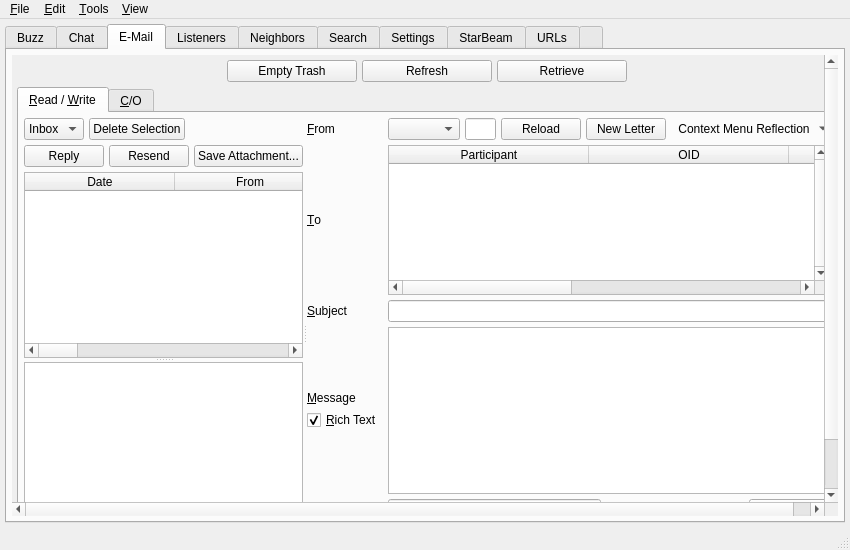
Above: branches/trunk/UI/spot-on-controlcenter.ui from textbrowser/spot-on before the change. Below: the same form after it.
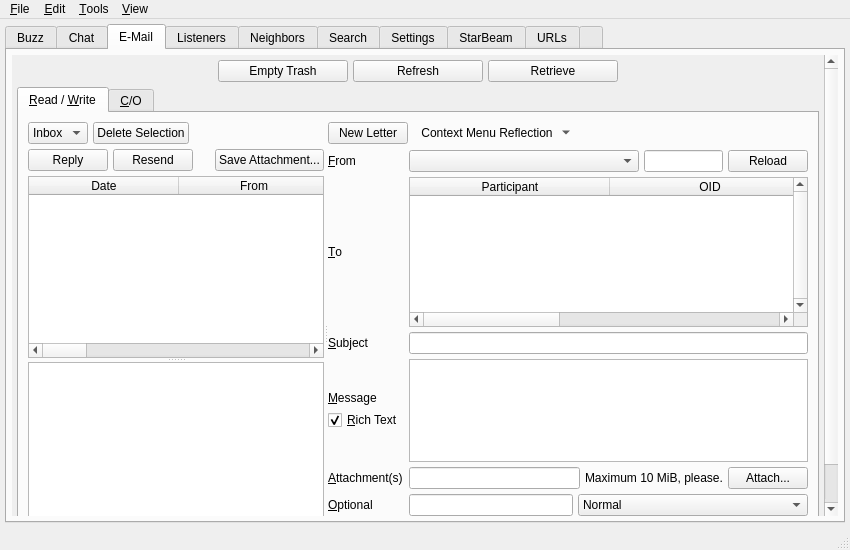
That is the form after the change. The open tabs and pages were chosen to show the change. Icons and pictures are not drawn. Custom widgets are drawn as their Qt base class.

Commit message: Moved e-mail widgets.

What changed in the file:
```diff
--- a/branches/trunk/UI/spot-on-controlcenter.ui
+++ b/branches/trunk/UI/spot-on-controlcenter.ui
@@ -893,8 +893,8 @@
            <property name="geometry">
             <rect>
              <x>0</x>
-             <y>0</y>
-             <width>962</width>
+             <y>-134</y>
+             <width>812</width>
              <height>582</height>
             </rect>
            </property>
@@ -1001,22 +1001,7 @@
                <attribute name="title">
                 <string>&amp;Read / &amp;Write</string>
                </attribute>
-               <layout class="QVBoxLayout" name="verticalLayout_29">
-                <property name="spacing">
-                 <number>5</number>
-                </property>
-                <property name="leftMargin">
-                 <number>5</number>
-                </property>
-                <property name="topMargin">
-                 <number>5</number>
-                </property>
-                <property name="rightMargin">
-                 <number>5</number>
-                </property>
-                <property name="bottomMargin">
-                 <number>5</number>
-                </property>
+               <layout class="QHBoxLayout" name="horizontalLayout_24">
                 <item>
                  <widget class="QSplitter" name="emailSplitter">
                   <property name="orientation">
@@ -1217,103 +1202,368 @@
                     </item>
                    </layout>
                   </widget>
-                  <widget class="QWidget" name="gridLayoutWidget">
-                   <layout class="QGridLayout" name="gridLayout_4">
-                    <property name="spacing">
-                     <number>5</number>
-                    </property>
-                    <item row="5" column="0">
-                     <widget class="QLabel" name="label_6">
-                      <property name="text">
-                       <string>&amp;Optional</string>
-                      </property>
-                      <property name="margin">
-                       <number>7</number>
-                      </property>
-                      <property name="buddy">
-                       <cstring>goldbug</cstring>
-                      </property>
-                     </widget>
-                    </item>
-                    <item row="3" column="1">
-                     <widget class="QTextEdit" name="outgoingMessage">
-                      <property name="tabChangesFocus">
-                       <bool>true</bool>
-                      </property>
-                      <property name="textInteractionFlags">
-                       <set>Qt::TextEditorInteraction</set>
-                      </property>
-                     </widget>
-                    </item>
-                    <item row="4" column="1">
-                     <layout class="QHBoxLayout" name="horizontalLayout_51">
-                      <property name="spacing">
-                       <number>5</number>
-                      </property>
+                  <widget class="QWidget" name="">
+                   <layout class="QVBoxLayout" name="verticalLayout_29">
+                    <item>
+                     <layout class="QHBoxLayout" name="horizontalLayout_20">
                       <item>
-                       <widget class="QLineEdit" name="attachment"/>
-                      </item>
-                      <item>
-                       <widget class="QLabel" name="label_95">
+                       <widget class="QPushButton" name="clearOutgoing">
                         <property name="text">
-                         <string>Maximum 10 MiB, please.</string>
+                         <string>New Letter</string>
                         </property>
                        </widget>
                       </item>
                       <item>
-                       <widget class="QPushButton" name="selectAttachment">
-                        <property name="text">
-                         <string>Attach...</string>
-                        </property>
-                       </widget>
-                      </item>
-                     </layout>
-                    </item>
-                    <item row="5" column="1">
-                     <layout class="QHBoxLayout" name="horizontalLayout_31">
-                      <property name="spacing">
-                       <number>5</number>
-                      </property>
-                      <item>
-                       <widget class="QLineEdit" name="goldbug">
+                       <widget class="QToolButton" name="emailWriteActionMenu">
                         <property name="toolTip">
-                         <string>&lt;html&gt;&lt;head/&gt;&lt;body&gt;&lt;p&gt;Bundle the e-mail components in an additional layer of AES-256 encryption and SHA-512 authentication. Do remember to notify all recipients of the Gold Bug.&lt;/p&gt;&lt;/body&gt;&lt;/html&gt;</string>
+                         <string>Context Menu</string>
+                        </property>
+                        <property name="text">
+                         <string>Context Menu Reflection</string>
+                        </property>
+                        <property name="icon">
+                         <iconset resource="../Icons/icons.qrc">
+                          <normaloff>:/generic/menu.png</normaloff>:/generic/menu.png</iconset>
+                        </property>
+                        <property name="popupMode">
+                         <enum>QToolButton::MenuButtonPopup</enum>
+                        </property>
+                        <property name="autoRaise">
+                         <bool>true</bool>
                         </property>
                        </widget>
                       </item>
                       <item>
-                       <widget class="QComboBox" name="email_fs_gb">
-                        <property name="currentIndex">
-                         <number>2</number>
+                       <spacer name="horizontalSpacer_3">
+                        <property name="orientation">
+                         <enum>Qt::Horizontal</enum>
                         </property>
-                        <property name="sizeAdjustPolicy">
-                         <enum>QComboBox::AdjustToContents</enum>
+                        <property name="sizeHint" stdset="0">
+                         <size>
+                          <width>40</width>
+                          <height>20</height>
+                         </size>
                         </property>
-                        <property name="minimumContentsLength">
-                         <number>25</number>
+                       </spacer>
+                      </item>
+                     </layout>
+                    </item>
+                    <item>
+                     <layout class="QGridLayout" name="gridLayout_4">
+                      <property name="spacing">
+                       <number>5</number>
+                      </property>
+                      <item row="3" column="1">
+                       <widget class="QTextEdit" name="outgoingMessage">
+                        <property name="tabChangesFocus">
+                         <bool>true</bool>
                         </property>
+                        <property name="textInteractionFlags">
+                         <set>Qt::TextEditorInteraction</set>
+                        </property>
+                       </widget>
+                      </item>
+                      <item row="1" column="0">
+                       <widget class="QLabel" name="label_10">
+                        <property name="text">
+                         <string>&amp;To</string>
+                        </property>
+                        <property name="margin">
+                         <number>7</number>
+                        </property>
+                        <property name="buddy">
+                         <cstring>emailParticipants</cstring>
+                        </property>
+                       </widget>
+                      </item>
+                      <item row="3" column="0">
+                       <layout class="QVBoxLayout" name="verticalLayout_71">
+                        <property name="spacing">
+                         <number>5</number>
+                        </property>
                         <item>
-                         <property name="text">
-                          <string>Forward Secrecy</string>
-                         </property>
+                         <spacer name="verticalSpacer_7">
+                          <property name="orientation">
+                           <enum>Qt::Vertical</enum>
+                          </property>
+                          <property name="sizeHint" stdset="0">
+                           <size>
+                            <width>20</width>
+                            <height>40</height>
+                           </size>
+                          </property>
+                         </spacer>
                         </item>
                         <item>
-                         <property name="text">
-                          <string>Gold Bug</string>
-                         </property>
+                         <widget class="QLabel" name="label_4">
+                          <property name="text">
+                           <string>&amp;Message</string>
+                          </property>
+                          <property name="margin">
+                           <number>7</number>
+                          </property>
+                          <property name="buddy">
+                           <cstring>outgoingMessage</cstring>
+                          </property>
+                         </widget>
                         </item>
                         <item>
-                         <property name="text">
-                          <string>Normal</string>
-                         </property>
+                         <widget class="QCheckBox" name="richtext">
+                          <property name="text">
+                           <string>&amp;Rich Text</string>
+                          </property>
+                          <property name="checked">
+                           <bool>true</bool>
+                          </property>
+                         </widget>
                         </item>
                         <item>
-                         <property name="text">
-                          <string>Pure Forward Secrecy</string>
-                         </property>
+                         <spacer name="verticalSpacer_5">
+                          <property name="orientation">
+                           <enum>Qt::Vertical</enum>
+                          </property>
+                          <property name="sizeHint" stdset="0">
+                           <size>
+                            <width>20</width>
+                            <height>40</height>
+                           </size>
+                          </property>
+                         </spacer>
                         </item>
+                       </layout>
+                      </item>
+                      <item row="5" column="0">
+                       <widget class="QLabel" name="label_6">
+                        <property name="text">
+                         <string>&amp;Optional</string>
+                        </property>
+                        <property name="margin">
+                         <number>7</number>
+                        </property>
+                        <property name="buddy">
+                         <cstring>goldbug</cstring>
+                        </property>
                        </widget>
                       </item>
+                      <item row="5" column="1">
+                       <layout class="QHBoxLayout" name="horizontalLayout_31">
+                        <property name="spacing">
+                         <number>5</number>
+                        </property>
+                        <item>
+                         <widget class="QLineEdit" name="goldbug">
+                          <property name="toolTip">
+                           <string>&lt;html&gt;&lt;head/&gt;&lt;body&gt;&lt;p&gt;Bundle the e-mail components in an additional layer of AES-256 encryption and SHA-512 authentication. Do remember to notify all recipients of the Gold Bug.&lt;/p&gt;&lt;/body&gt;&lt;/html&gt;</string>
+                          </property>
+                         </widget>
+                        </item>
+                        <item>
+                         <widget class="QComboBox" name="email_fs_gb">
+                          <property name="currentIndex">
+                           <number>2</number>
+                          </property>
+                          <property name="sizeAdjustPolicy">
+                           <enum>QComboBox::AdjustToContents</enum>
+                          </property>
+                          <property name="minimumContentsLength">
+                           <number>25</number>
+                          </property>
+                          <item>
+                           <property name="text">
+                            <string>Forward Secrecy</string>
+                           </property>
+                          </item>
+                          <item>
+                           <property name="text">
+                            <string>Gold Bug</string>
+                           </property>
+                          </item>
+                          <item>
+                           <property name="text">
+                            <string>Normal</string>
+                           </property>
+                          </item>
+                          <item>
+                           <property name="text">
+                            <string>Pure Forward Secrecy</string>
+                           </property>
+                          </item>
+                         </widget>
+                        </item>
+                       </layout>
+                      </item>
+                      <item row="0" column="1">
+                       <layout class="QHBoxLayout" name="horizontalLayout_47">
+                        <property name="spacing">
+                         <number>5</number>
+                        </property>
+                        <item>
+                         <widget class="QComboBox" name="emailName">
+                          <property name="insertPolicy">
+                           <enum>QComboBox::InsertAtCurrent</enum>
+                          </property>
+                          <property name="sizeAdjustPolicy">
+                           <enum>QComboBox::AdjustToContents</enum>
+                          </property>
+                          <property name="minimumContentsLength">
+                           <number>25</number>
+                          </property>
+                         </widget>
+                        </item>
+                        <item>
+                         <widget class="QLineEdit" name="emailNameEditable"/>
+                        </item>
+                        <item>
+                         <widget class="QPushButton" name="reloadEmailNames">
+                          <property name="toolTip">
+                           <string>Populate the From widget with Poptastic accounts.</string>
+                          </property>
+                          <property name="text">
+                           <string>Reload</string>
+                          </property>
+                         </widget>
+                        </item>
+                       </layout>
+                      </item>
+                      <item row="2" column="1">
+                       <widget class="QLineEdit" name="outgoingSubject"/>
+                      </item>
+                      <item row="2" column="0">
+                       <widget class="QLabel" name="label_25">
+                        <property name="text">
+                         <string>&amp;Subject</string>
+                        </property>
+                        <property name="margin">
+                         <number>7</number>
+                        </property>
+                        <property name="buddy">
+                         <cstring>outgoingSubject</cstring>
+                        </property>
+                       </widget>
+                      </item>
+                      <item row="0" column="0">
+                       <widget class="QLabel" name="label_41">
+                        <property name="text">
+                         <string>&amp;From</string>
+                        </property>
+                        <property name="margin">
+                         <number>7</number>
+                        </property>
+                        <property name="buddy">
+                         <cstring>emailName</cstring>
+                        </property>
+                       </widget>
+                      </item>
+                      <item row="1" column="1">
+                       <layout class="QVBoxLayout" name="verticalLayout_70">
+                        <property name="spacing">
+                         <number>5</number>
+                        </property>
+                        <item>
+                         <widget class="QTableWidget" name="emailParticipants">
+                          <property name="sizePolicy">
+                           <sizepolicy hsizetype="Expanding" vsizetype="Minimum">
+                            <horstretch>0</horstretch>
+                            <verstretch>0</verstretch>
+                           </sizepolicy>
+                          </property>
+                          <property name="maximumSize">
+                           <size>
+                            <width>16777215</width>
+                            <height>150</height>
+                           </size>
+                          </property>
+                          <property name="verticalScrollBarPolicy">
+                           <enum>Qt::ScrollBarAlwaysOn</enum>
+                          </property>
+                          <property name="alternatingRowColors">
+                           <bool>true</bool>
+                          </property>
+                          <property name="selectionBehavior">
+                           <enum>QAbstractItemView::SelectRows</enum>
+                          </property>
+                          <property name="horizontalScrollMode">
+                           <enum>QAbstractItemView::ScrollPerPixel</enum>
+                          </property>
+                          <property name="sortingEnabled">
+                           <bool>true</bool>
+                          </property>
+                          <attribute name="horizontalHeaderDefaultSectionSize">
+                           <number>200</number>
+                          </attribute>
+                          <attribute name="horizontalHeaderStretchLastSection">
+                           <bool>true</bool>
+                          </attribute>
+                          <column>
+                           <property name="text">
+                            <string>Participant</string>
+                           </property>
+                          </column>
+                          <column>
+                           <property name="text">
+                            <string>OID</string>
+                           </property>
+                          </column>
+                          <column>
+                           <property name="text">
+                            <string>neighbor_oid</string>
+                           </property>
+                          </column>
+                          <column>
+                           <property name="text">
+                            <string>public_key_hash</string>
+                           </property>
+                          </column>
+                          <column>
+                           <property name="text">
+                            <string>Forward Secrecy Information</string>
+                           </property>
+                          </column>
+                         </widget>
+                        </item>
+                       </layout>
+                      </item>
+                      <item row="4" column="1">
+                       <layout class="QHBoxLayout" name="horizontalLayout_51">
+                        <property name="spacing">
+                         <number>5</number>
+                        </property>
+                        <item>
+                         <widget class="QLineEdit" name="attachment"/>
+                        </item>
+                        <item>
+                         <widget class="QLabel" name="label_95">
+                          <property name="text">
+                           <string>Maximum 10 MiB, please.</string>
+                          </property>
+                         </widget>
+                        </item>
+                        <item>
+                         <widget class="QPushButton" name="selectAttachment">
+                          <property name="text">
+                           <string>Attach...</string>
+                          </property>
+                         </widget>
+                        </item>
+                       </layout>
+                      </item>
+                      <item row="4" column="0">
+                       <widget class="QLabel" name="label_94">
+                        <property name="text">
+                         <string>&amp;Attachment(s)</string>
+                        </property>
+                        <property name="margin">
+                         <number>7</number>
+                        </property>
+                        <property name="buddy">
+                         <cstring>attachment</cstring>
+                        </property>
+                       </widget>
+                      </item>
+                     </layout>
+                    </item>
+                    <item>
+                     <layout class="QHBoxLayout" name="horizontalLayout_22">
                       <item>
                        <widget class="QCheckBox" name="saveCopy">
                         <property name="sizePolicy">
@@ -1337,245 +1587,21 @@
                         </property>
                        </widget>
                       </item>
-                     </layout>
-                    </item>
-                    <item row="1" column="0">
-                     <widget class="QLabel" name="label_10">
-                      <property name="text">
-                       <string>&amp;To</string>
-                      </property>
-                      <property name="margin">
-                       <number>7</number>
-                      </property>
-                      <property name="buddy">
-                       <cstring>emailParticipants</cstring>
-                      </property>
-                     </widget>
-                    </item>
-                    <item row="1" column="1">
-                     <layout class="QVBoxLayout" name="verticalLayout_70">
-                      <property name="spacing">
-                       <number>5</number>
-                      </property>
                       <item>
-                       <widget class="QTableWidget" name="emailParticipants">
-                        <property name="sizePolicy">
-                         <sizepolicy hsizetype="Expanding" vsizetype="Minimum">
-                          <horstretch>0</horstretch>
-                          <verstretch>0</verstretch>
-                         </sizepolicy>
-                        </property>
-                        <property name="maximumSize">
-                         <size>
-                          <width>16777215</width>
-                          <height>150</height>
-                         </size>
-                        </property>
-                        <property name="verticalScrollBarPolicy">
-                         <enum>Qt::ScrollBarAlwaysOn</enum>
-                        </property>
-                        <property name="alternatingRowColors">
-                         <bool>true</bool>
-                        </property>
-                        <property name="selectionBehavior">
-                         <enum>QAbstractItemView::SelectRows</enum>
-                        </property>
-                        <property name="horizontalScrollMode">
-                         <enum>QAbstractItemView::ScrollPerPixel</enum>
-                        </property>
-                        <property name="sortingEnabled">
-                         <bool>true</bool>
-                        </property>
-                        <attribute name="horizontalHeaderDefaultSectionSize">
-                         <number>200</number>
-                        </attribute>
-                        <attribute name="horizontalHeaderStretchLastSection">
-                         <bool>true</bool>
-                        </attribute>
-                        <column>
-                         <property name="text">
-                          <string>Participant</string>
-                         </property>
-                        </column>
-                        <column>
-                         <property name="text">
-                          <string>OID</string>
-                         </property>
-                        </column>
-                        <column>
-                         <property name="text">
-                          <string>neighbor_oid</string>
-                         </property>
-                        </column>
-                        <column>
-                         <property name="text">
-                          <string>public_key_hash</string>
-                         </property>
-                        </column>
-                        <column>
-                         <property name="text">
-                          <string>Forward Secrecy Information</string>
-                         </property>
-                        </column>
-                       </widget>
-                      </item>
-                     </layout>
-                    </item>
-                    <item row="4" column="0">
-                     <widget class="QLabel" name="label_94">
-                      <property name="text">
-                       <string>&amp;Attachment(s)</string>
-                      </property>
-                      <property name="margin">
-                       <number>7</number>
-                      </property>
-                      <property name="buddy">
-                       <cstring>attachment</cstring>
-                      </property>
-                     </widget>
-                    </item>
-                    <item row="0" column="1">
-                     <layout class="QHBoxLayout" name="horizontalLayout_47">
-                      <property name="spacing">
-                       <number>5</number>
-                      </property>
-                      <item>
-                       <widget class="QComboBox" name="emailName">
-                        <property name="insertPolicy">
-                         <enum>QComboBox::InsertAtCurrent</enum>
-                        </property>
-                        <property name="sizeAdjustPolicy">
-                         <enum>QComboBox::AdjustToContents</enum>
-                        </property>
-                       </widget>
-                      </item>
-                      <item>
-                       <widget class="QLineEdit" name="emailNameEditable"/>
-                      </item>
-                      <item>
-                       <widget class="QPushButton" name="reloadEmailNames">
-                        <property name="toolTip">
-                         <string>Populate the From widget with Poptastic accounts.</string>
-                        </property>
-                        <property name="text">
-                         <string>Reload</string>
-                        </property>
-                       </widget>
-                      </item>
-                      <item>
-                       <widget class="QPushButton" name="clearOutgoing">
-                        <property name="text">
-                         <string>New Letter</string>
-                        </property>
-                       </widget>
-                      </item>
-                      <item>
-                       <widget class="QToolButton" name="emailWriteActionMenu">
-                        <property name="toolTip">
-                         <string>Context Menu</string>
-                        </property>
-                        <property name="text">
-                         <string>Context Menu Reflection</string>
-                        </property>
-                        <property name="icon">
-                         <iconset resource="../Icons/icons.qrc">
-                          <normaloff>:/generic/menu.png</normaloff>:/generic/menu.png</iconset>
-                        </property>
-                        <property name="popupMode">
-                         <enum>QToolButton::MenuButtonPopup</enum>
-                        </property>
-                        <property name="autoRaise">
-                         <bool>true</bool>
-                        </property>
-                       </widget>
-                      </item>
-                     </layout>
-                    </item>
-                    <item row="0" column="0">
-                     <widget class="QLabel" name="label_41">
-                      <property name="text">
-                       <string>&amp;From</string>
-                      </property>
-                      <property name="margin">
-                       <number>7</number>
-                      </property>
-                      <property name="buddy">
-                       <cstring>emailName</cstring>
-                      </property>
-                     </widget>
-                    </item>
-                    <item row="3" column="0">
-                     <layout class="QVBoxLayout" name="verticalLayout_71">
-                      <property name="spacing">
-                       <number>5</number>
-                      </property>
-                      <item>
-                       <spacer name="verticalSpacer_7">
+                       <spacer name="horizontalSpacer_14">
                         <property name="orientation">
-                         <enum>Qt::Vertical</enum>
+                         <enum>Qt::Horizontal</enum>
                         </property>
                         <property name="sizeHint" stdset="0">
                          <size>
-                          <width>20</width>
-                          <height>40</height>
+                          <width>40</width>
+                          <height>20</height>
                          </size>
                         </property>
                        </spacer>
                       </item>
-                      <item>
-                       <widget class="QLabel" name="label_4">
-                        <property name="text">
-                         <string>&amp;Message</string>
-                        </property>
-                        <property name="margin">
-                         <number>7</number>
-                        </property>
-                        <property name="buddy">
-                         <cstring>outgoingMessage</cstring>
-                        </property>
-                       </widget>
-                      </item>
-                      <item>
-                       <widget class="QCheckBox" name="richtext">
-                        <property name="text">
-                         <string>&amp;Rich Text</string>
-                        </property>
-                        <property name="checked">
-                         <bool>true</bool>
-                        </property>
-                       </widget>
-                      </item>
-                      <item>
-                       <spacer name="verticalSpacer_5">
-                        <property name="orientation">
-                         <enum>Qt::Vertical</enum>
-                        </property>
-                        <property name="sizeHint" stdset="0">
-                         <size>
-                          <width>20</width>
-                          <height>40</height>
-                         </size>
-                        </property>
-                       </spacer>
-                      </item>
                      </layout>
                     </item>
-                    <item row="2" column="0">
-                     <widget class="QLabel" name="label_25">
-                      <property name="text">
-                       <string>&amp;Subject</string>
-                      </property>
-                      <property name="margin">
-                       <number>7</number>
-                      </property>
-                      <property name="buddy">
-                       <cstring>outgoingSubject</cstring>
-                      </property>
-                     </widget>
-                    </item>
-                    <item row="2" column="1">
-                     <widget class="QLineEdit" name="outgoingSubject"/>
-                    </item>
                    </layout>
                   </widget>
                  </widget>
```
Left out of the diff: 4 changed lines with no effect on the pictures.
